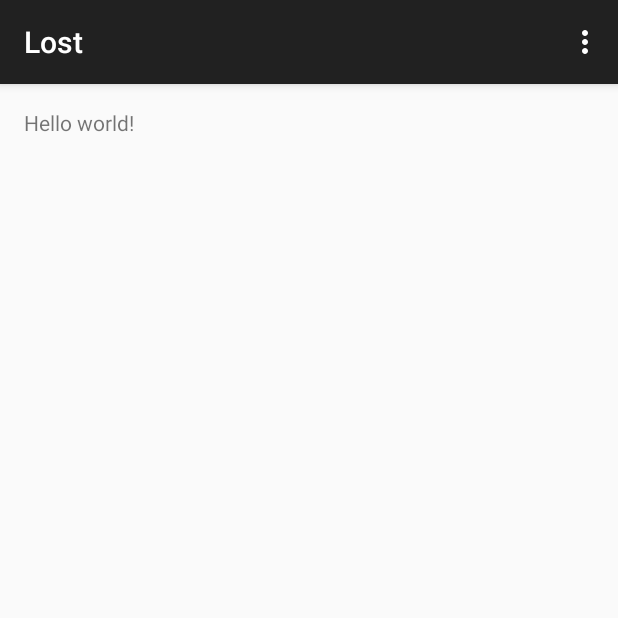
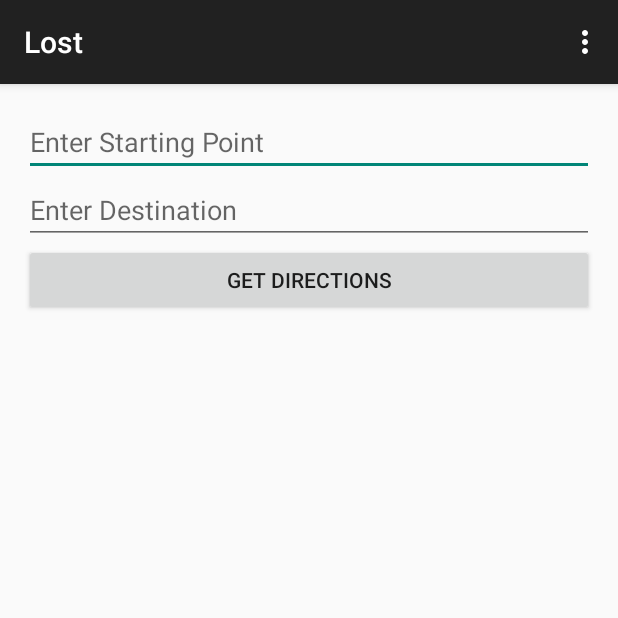
Before and after one commit to AmeemShaik/Lost, an Android app: the screen it shows after launch (MainActivity), on a phone screen of 412 x 824 dp, the top half of it. Run offline under Robolectric (Android 15) with nearby library versions, the phone set to English and light mode, and no system bars.

Commit message:
Added two text fields and a button. Next, I need to make it actually do something

```diff
--- a/app/src/main/java/com/example/hackathon/lost/MainActivity.java
+++ b/app/src/main/java/com/example/hackathon/lost/MainActivity.java
@@ -4,6 +4,7 @@ import android.support.v7.app.ActionBarActivity;
 import android.os.Bundle;
 import android.view.Menu;
 import android.view.MenuItem;
+import android.view.View;
 
 
 public class MainActivity extends ActionBarActivity {
@@ -36,4 +37,8 @@ public class MainActivity extends ActionBarActivity {
 
         return super.onOptionsItemSelected(item);
     }
+
+    public void getDirections(View button){
+        System.out.println("Button is clicked!!");
+    }
 }
--- a/app/src/main/res/layout/activity_main.xml
+++ b/app/src/main/res/layout/activity_main.xml
@@ -1,11 +1,30 @@
-<RelativeLayout xmlns:android="http://schemas.android.com/apk/res/android"
+<LinearLayout xmlns:android="http://schemas.android.com/apk/res/android"
     xmlns:tools="http://schemas.android.com/tools" android:layout_width="match_parent"
     android:layout_height="match_parent" android:paddingLeft="@dimen/activity_horizontal_margin"
     android:paddingRight="@dimen/activity_horizontal_margin"
     android:paddingTop="@dimen/activity_vertical_margin"
+    android:orientation="vertical"
     android:paddingBottom="@dimen/activity_vertical_margin" tools:context=".MainActivity">
 
-    <TextView android:text="@string/hello_world" android:layout_width="wrap_content"
-        android:layout_height="wrap_content" />
+    <EditText
+        android:id="@+id/fromLocation"
+        android:layout_width="fill_parent"
+        android:layout_height="wrap_content"
+        android:hint="@string/fromLocation"
+        android:inputType="text" />
+    <EditText
+        android:id="@+id/toLocation"
+        android:layout_width="fill_parent"
+        android:layout_height="wrap_content"
+        android:hint="@string/toLocation"
+        android:inputType="text" />
 
-</RelativeLayout>
+    <Button
+        android:id="@+id/ButtonGetDirections"
+        android:layout_height="wrap_content"
+        android:text="@string/getDirectionsButton"
+        android:onClick="getDirections"
+        android:layout_width="fill_parent">
+    </Button>
+
+</LinearLayout>
--- a/app/src/main/res/values/strings.xml
+++ b/app/src/main/res/values/strings.xml
@@ -3,4 +3,7 @@
 
     <string name="hello_world">Hello world!</string>
     <string name="action_settings">Settings</string>
+    <string name="fromLocation">Enter Starting Point</string>
+    <string name="toLocation">Enter Destination</string>
+    <string name="getDirectionsButton">Get Directions</string>
 </resources>
```
Also changed, not shown: 1 other file.
